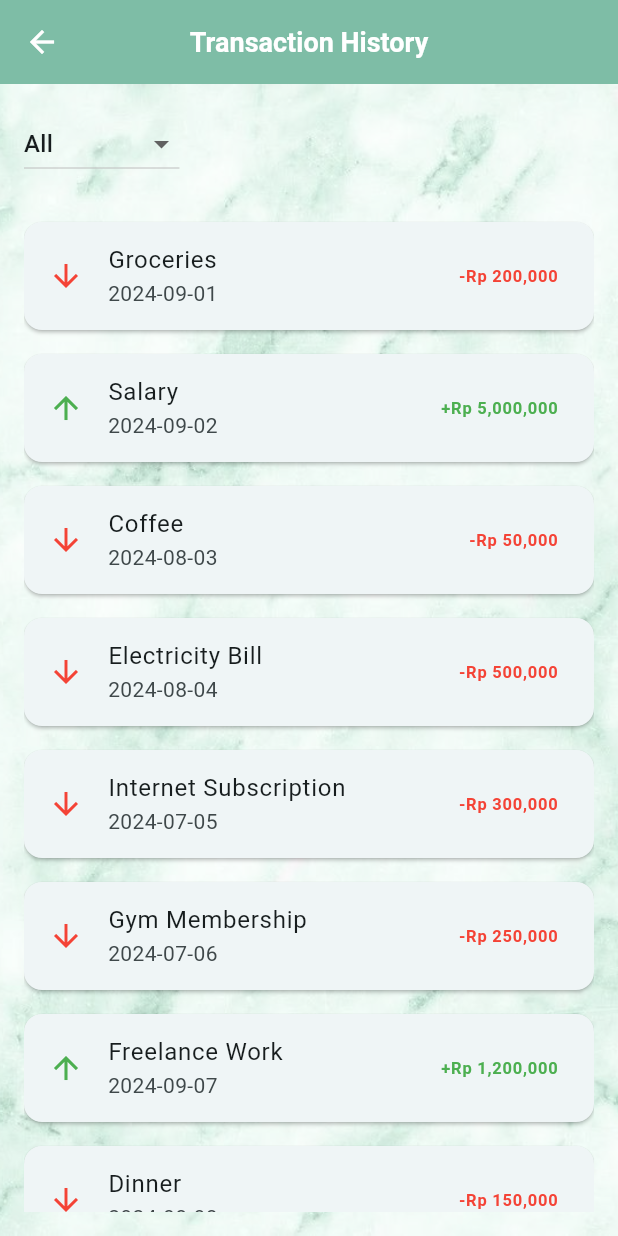
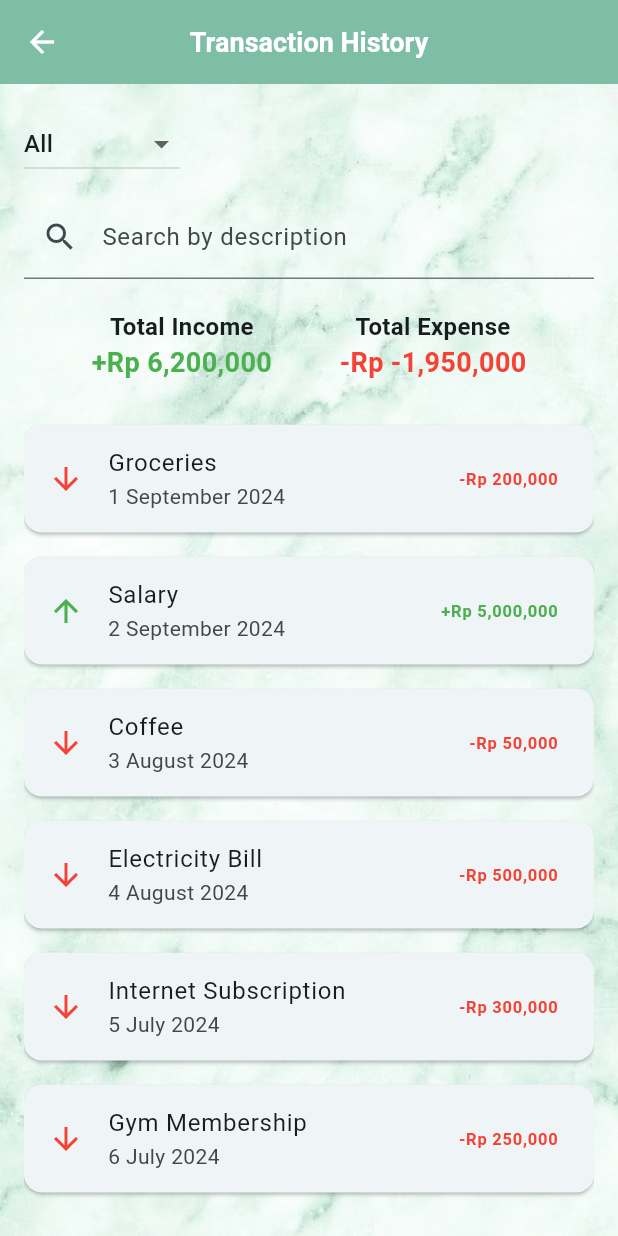
Before and after one commit to iunoz/uts_mobile_banking, a Flutter app: the TransferHistoryScreen screen opened directly, on a phone screen of 412 x 824 dp. Run offline on Flutter 3.47's test engine with Material 3 defaults, Android fonts, the light colour scheme and no system bars; our stand-ins replace animated_splash_screen, font_awesome_flutter, image_picker, lottie, qr_flutter, shared_preferences; missing offline and left inert: qr_code_scanner; accounts and stored records are empty.

Commit message:
transferhistory update

```diff
--- a/lib/screens/transferhistory_screen.dart
+++ b/lib/screens/transferhistory_screen.dart
@@ -9,6 +9,8 @@ class TransferHistoryScreen extends StatefulWidget {
 }
 
 class _TransferHistoryScreenState extends State<TransferHistoryScreen> {
+  final TextEditingController _searchController = TextEditingController();
+
   // Sample list of transactions with dates
   final List<Map<String, dynamic>> transactions = [
     {"date": "2024-09-01", "description": "Groceries", "amount": "-Rp 200,000"},
@@ -48,6 +50,7 @@ class _TransferHistoryScreenState extends State<TransferHistoryScreen> {
   ];
 
   String selectedMonth = 'All'; // Default is to show all transactions
+  String searchTerm = ''; // Search term for filtering
 
   // Get list of months from transactions
   List<String> getTransactionMonths() {
@@ -67,22 +70,56 @@ class _TransferHistoryScreenState extends State<TransferHistoryScreen> {
     return months;
   }
 
-  // Filter transactions by selected month
+  // Filter transactions by selected month and search term
   List<Map<String, dynamic>> getFilteredTransactions() {
-    if (selectedMonth == 'All') {
-      return transactions;
+    List<Map<String, dynamic>> filteredTransactions = transactions;
+
+    // Filter by month
+    if (selectedMonth != 'All') {
+      filteredTransactions = filteredTransactions.where((t) {
+        DateTime date = DateFormat('yyyy-MM-dd').parse(t['date']);
+        return DateFormat('MMMM').format(date) == selectedMonth;
+      }).toList();
     }
 
-    return transactions.where((t) {
-      DateTime date = DateFormat('yyyy-MM-dd').parse(t['date']);
-      return DateFormat('MMMM').format(date) == selectedMonth;
-    }).toList();
+    // Filter by search term
+    if (searchTerm.isNotEmpty) {
+      filteredTransactions = filteredTransactions.where((t) {
+        return t['description']
+            .toLowerCase()
+            .contains(searchTerm.toLowerCase());
+      }).toList();
+    }
+
+    return filteredTransactions;
+  }
+
+  // Calculate total income and expenses
+  Map<String, String> getSummary() {
+    double totalIncome = 0;
+    double totalExpense = 0;
+
+    for (var transaction in transactions) {
+      String amount =
+          transaction['amount'].replaceAll('Rp ', '').replaceAll(',', '');
+      if (transaction['amount'].startsWith('-')) {
+        totalExpense += double.parse(amount);
+      } else {
+        totalIncome += double.parse(amount);
+      }
+    }
+
+    return {
+      "income": "+Rp ${NumberFormat('#,###').format(totalIncome)}",
+      "expense": "-Rp ${NumberFormat('#,###').format(totalExpense)}",
+    };
   }
 
   @override
   Widget build(BuildContext context) {
     final filteredTransactions = getFilteredTransactions();
     final availableMonths = getTransactionMonths();
+    final summary = getSummary();
 
     return Scaffold(
       appBar: AppBar(
@@ -132,6 +169,61 @@ class _TransferHistoryScreenState extends State<TransferHistoryScreen> {
                         );
                       }).toList(),
                     ),
+                    const SizedBox(height: 10),
+                    // Search bar
+                    TextField(
+                      controller: _searchController,
+                      decoration: const InputDecoration(
+                        labelText: "Search by description",
+                        prefixIcon: Icon(Icons.search),
+                      ),
+                      onChanged: (value) {
+                        setState(() {
+                          searchTerm = value;
+                        });
+                      },
+                    ),
+                    const SizedBox(height: 20),
+                    // Summary
+                    Row(
+                      mainAxisAlignment: MainAxisAlignment.spaceEvenly,
+                      children: [
+                        Column(
+                          children: [
+                            const Text(
+                              "Total Income",
+                              style: TextStyle(
+                                  fontSize: 16, fontWeight: FontWeight.bold),
+                            ),
+                            Text(
+                              summary['income']!,
+                              style: const TextStyle(
+                                fontSize: 18,
+                                color: Colors.green,
+                                fontWeight: FontWeight.bold,
+                              ),
+                            ),
+                          ],
+                        ),
+                        Column(
+                          children: [
+                            const Text(
+                              "Total Expense",
+                              style: TextStyle(
+                                  fontSize: 16, fontWeight: FontWeight.bold),
+                            ),
+                            Text(
+                              summary['expense']!,
+                              style: const TextStyle(
+                                fontSize: 18,
+                                color: Colors.red,
+                                fontWeight: FontWeight.bold,
+                              ),
+                            ),
+                          ],
+                        ),
+                      ],
+                    ),
                     const SizedBox(height: 20),
                     // Transaction List
                     Expanded(
@@ -151,7 +243,9 @@ class _TransferHistoryScreenState extends State<TransferHistoryScreen> {
                                     : Colors.green,
                               ),
                               title: Text(transaction['description']),
-                              subtitle: Text(transaction['date']),
+                              subtitle: Text(DateFormat('d MMMM yyyy').format(
+                                  DateFormat('yyyy-MM-dd')
+                                      .parse(transaction['date']))),
                               trailing: Text(
                                 transaction['amount'],
                                 style: TextStyle(
```
